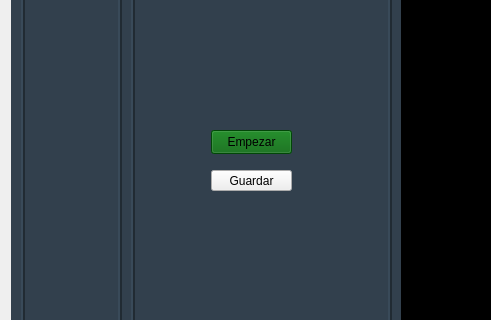
Qt form mainwindow.ui (yerson001/Summarized) before a commit; both pictures show x 0 to 491 and y 241 to 561 of the 1367 by 749 pixel window.
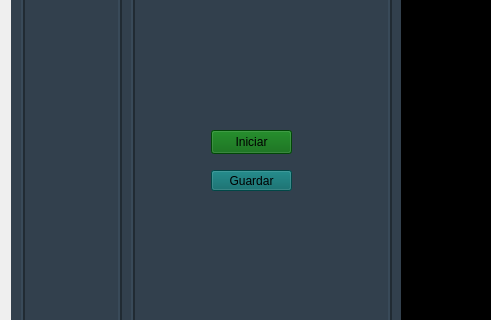
The same form after that commit. The open tabs and pages were chosen to show the change. Icons and pictures are not drawn.

```diff
--- a/mainwindow.ui
+++ b/mainwindow.ui
@@ -1008,7 +1008,7 @@
             <string>Mostrar Histograma</string>
            </property>
           </widget>
-          <widget class="QWidget" name="">
+          <widget class="QWidget" name="layoutWidget">
            <property name="geometry">
             <rect>
              <x>10</x>
@@ -1118,7 +1118,7 @@
 }</string>
           </property>
           <property name="text">
-           <string>Empezar</string>
+           <string>Iniciar</string>
           </property>
          </widget>
          <widget class="QPushButton" name="guardar">
@@ -1135,6 +1135,12 @@
             <pointsize>9</pointsize>
            </font>
           </property>
+          <property name="styleSheet">
+           <string notr="true">QPushButton
+{
+    background-color:rgb(2, 100, 100);
+}</string>
+          </property>
           <property name="text">
            <string>Guardar</string>
           </property>
```
Left out of the diff: 8 changed lines with no effect on the pictures.
